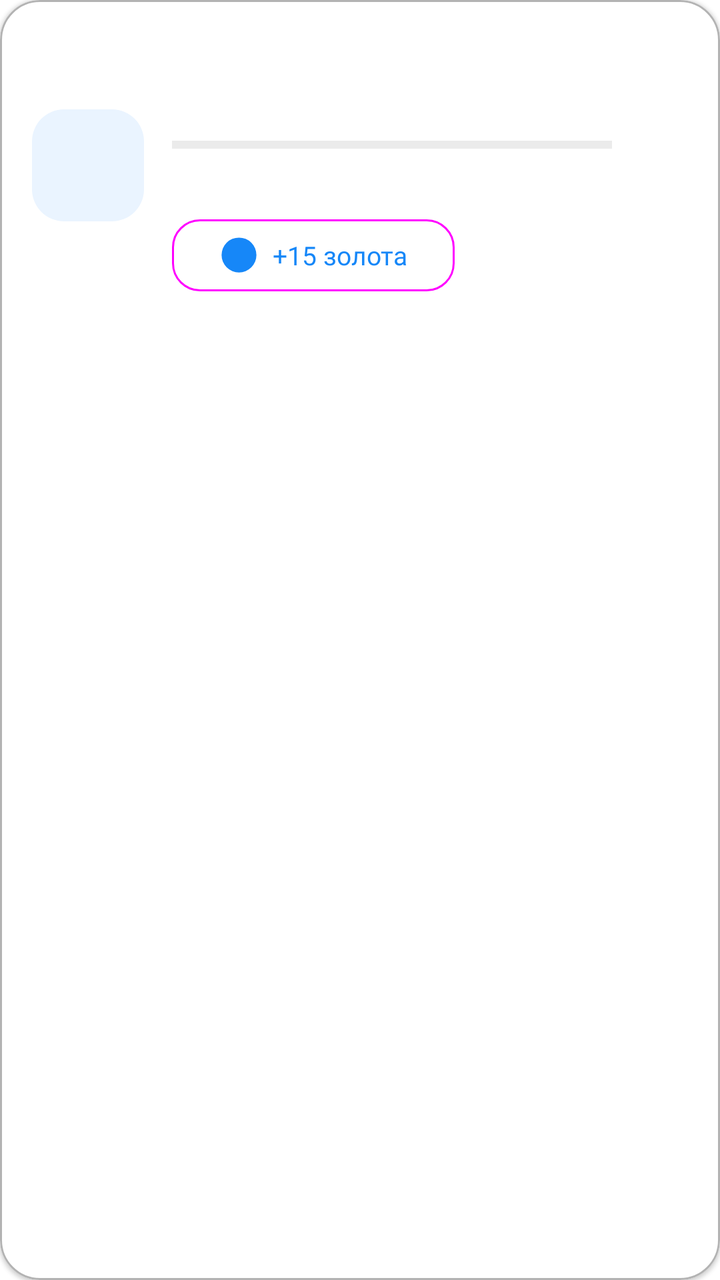
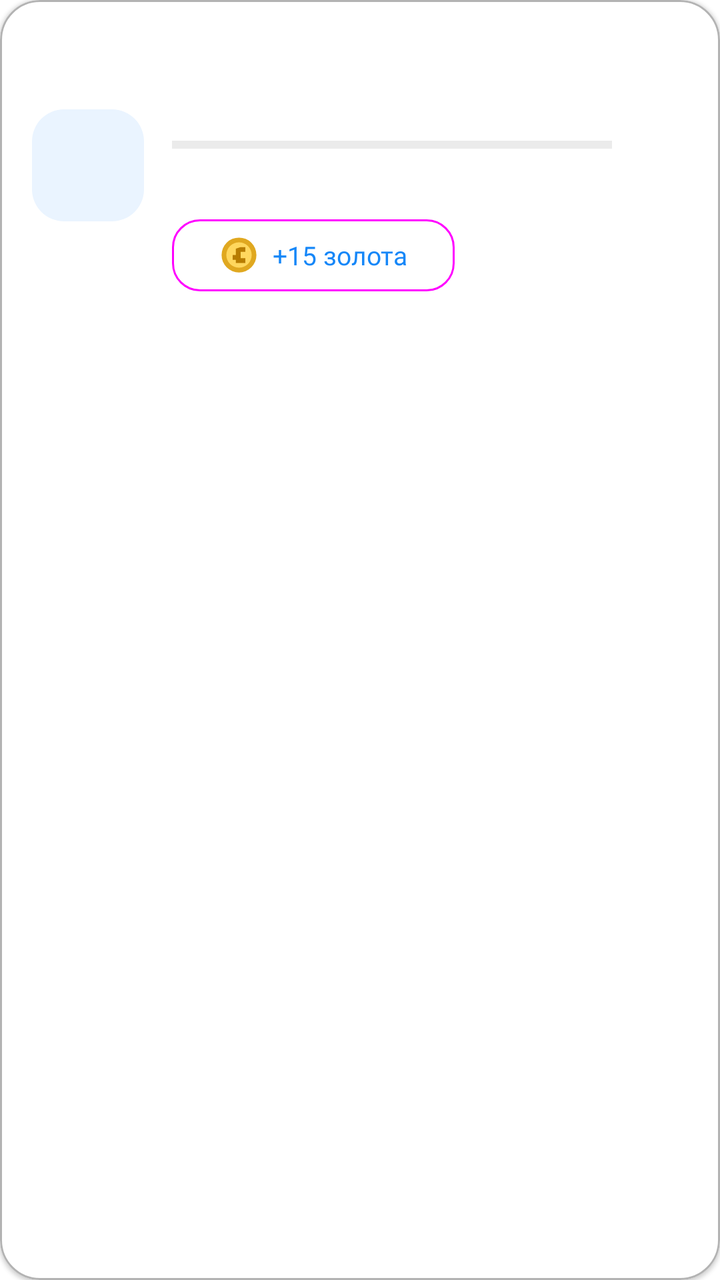

Two renders of the same Android screen: before a commit and after it. Below are the layout's source before the change and the commit's diff.
<!-- AndroidManifest.xml: application theme Theme.Duelingo -->
<!-- res/layout/item_achievement.xml -->
<?xml version="1.0" encoding="utf-8"?>
<com.google.android.material.card.MaterialCardView
    xmlns:android="http://schemas.android.com/apk/res/android"
    xmlns:app="http://schemas.android.com/apk/res-auto"
    android:id="@+id/achievementCard"
    android:layout_width="match_parent"
    android:layout_height="wrap_content"
    android:layout_marginBottom="12dp"
    app:cardBackgroundColor="?attr/cardBackgroundColor"
    app:cardCornerRadius="20dp"
    app:cardElevation="1dp"
    app:strokeColor="?attr/dividerColor"
    app:strokeWidth="1dp">

    <LinearLayout
        android:layout_width="match_parent"
        android:layout_height="wrap_content"
        android:gravity="center_vertical"
        android:minHeight="104dp"
        android:orientation="horizontal"
        android:padding="16dp">

        <FrameLayout
            android:layout_width="56dp"
            android:layout_height="56dp"
            android:layout_marginEnd="14dp"
            android:background="@drawable/bg_achievement_icon">

            <ImageView
                android:id="@+id/achievementIcon"
                android:layout_width="30dp"
                android:layout_height="30dp"
                android:layout_gravity="center"
                android:contentDescription="@null" />
        </FrameLayout>

        <LinearLayout
            android:layout_width="0dp"
            android:layout_height="wrap_content"
            android:layout_weight="1"
            android:orientation="vertical">

            <TextView
                android:id="@+id/achievementTitle"
                android:layout_width="match_parent"
                android:layout_height="wrap_content"
                android:maxLines="2"
                android:textColor="?attr/textColor"
                android:textSize="16sp"
                android:textStyle="bold" />

            <TextView
                android:id="@+id/achievementDescription"
                android:layout_width="match_parent"
                android:layout_height="wrap_content"
                android:layout_marginTop="3dp"
                android:maxLines="3"
                android:textColor="?attr/secondaryTextColor"
                android:textSize="13sp" />

            <ProgressBar
                android:id="@+id/achievementProgressBar"
                style="?android:attr/progressBarStyleHorizontal"
                android:layout_width="match_parent"
                android:layout_height="6dp"
                android:layout_marginTop="11dp"
                android:progressBackgroundTint="?attr/dividerColor"
                android:progressTint="@color/blue_primary" />

            <TextView
                android:id="@+id/achievementProgressText"
                android:layout_width="wrap_content"
                android:layout_height="wrap_content"
                android:layout_marginTop="5dp"
                android:textColor="?attr/secondaryTextColor"
                android:textSize="12sp"
                android:textStyle="bold" />

            <com.google.android.material.button.MaterialButton
                android:id="@+id/achievementRewardButton"
                style="@style/Widget.Material3.Button.OutlinedButton"
                android:layout_width="wrap_content"
                android:layout_height="44dp"
                android:layout_marginTop="9dp"
                android:minWidth="116dp"
                android:text="@string/achievement_reward_preview"
                android:textAllCaps="false"
                android:textSize="13sp"
                app:cornerRadius="14dp"
                app:icon="@drawable/ic_gold_coin"
                app:iconPadding="7dp"
                app:iconSize="19dp" />
        </LinearLayout>

        <ImageView
            android:id="@+id/achievementStatus"
            android:layout_width="26dp"
            android:layout_height="26dp"
            android:layout_marginStart="12dp"
            android:contentDescription="@null" />
    </LinearLayout>
</com.google.android.material.card.MaterialCardView>
<!-- resources referenced by this layout -->
<resources>
  <color name="blue_primary">#1687F8</color>
  <!-- drawable bg_achievement_icon (drawable) -->
  <?xml version="1.0" encoding="utf-8"?>
  <shape xmlns:android="http://schemas.android.com/apk/res/android" android:shape="rectangle">
      <solid android:color="@color/achievement_icon_background" />
      <corners android:radius="16dp" />
  </shape>
  <!-- drawable ic_gold_coin (drawable) -->
  <vector xmlns:android="http://schemas.android.com/apk/res/android" android:width="24dp" android:height="24dp" android:viewportWidth="24" android:viewportHeight="24">
      <path android:fillColor="#E0A820" android:pathData="M12,1 A11,11 0,1 0,12 23 A11,11 0,1 0,12 1"/>
      <path android:fillColor="#FFD75E" android:pathData="M12,4 A8,8 0,1 0,12 20 A8,8 0,1 0,12 4"/>
      <path android:fillColor="#B77C00" android:pathData="M13,7 L16,7 L16,10 L13,10 L13,14 L16,14 L16,17 L10,17 L10,15 L8,15 L8,12 L10,12 L10,8 Z"/>
  </vector>
  <string name="achievement_reward_preview">+15 золота</string>
  <style name="Theme.Duelingo" parent="Theme.MaterialComponents.DayNight.NoActionBar">
                  <item name="colorPrimary">@color/blue_primary</item>
                  <item name="colorPrimaryVariant">@color/blue_primary</item>
                  <item name="colorOnPrimary">@color/white</item>
                  <item name="colorSecondary">@color/blue_primary</item>
                  <item name="colorSecondaryVariant">@color/blue_primary</item>
                  <item name="colorOnSecondary">@color/black</item>
                  <item name="android:statusBarColor">?attr/backgroundColor</item>
                  <item name="android:windowLightStatusBar">?attr/isLightTheme</item>
  
                  
                  <item name="backgroundColor">@color/background_light</item>
                  <item name="textColor">@color/text_color_light</item>
                  <item name="secondaryTextColor">@color/secondary_text_light</item>
                  <item name="cardBackgroundColor">@color/surface_light</item>
                  <item name="colorSurface">@color/surface_light</item>
                  <item name="colorOnSurface">@color/text_color_light</item>
                  <item name="dividerColor">@color/gray_light</item>
                  <item name="materialButtonStyle">@style/DuelRush.MaterialButton</item>
          </style>
  <color name="achievement_icon_background">#EAF4FF</color>
  <color name="white">#FFFFFFFF</color>
  <color name="black">#FF000000</color>
  <color name="background_light">#F5F7FB</color>
  <color name="text_color_light">#18202B</color>
  <color name="secondary_text_light">#647083</color>
  <color name="surface_light">#FFFFFF</color>
  <color name="gray_light">#B3B3B3</color>
  <style name="DuelRush.MaterialButton" parent="Widget.MaterialComponents.Button">
          <item name="android:textSize">16sp</item>
          <item name="android:minHeight">48dp</item>
          <item name="android:textAllCaps">false</item>
          <item name="android:letterSpacing">0</item>
          <item name="android:fontFamily">@font/open_sans_medium</item>
      </style>
</resources>

<!-- the commit's change to res/layout/item_achievement.xml (unified diff, before → after) -->
@@ -89,7 +89,8 @@
                 app:cornerRadius="14dp"
                 app:icon="@drawable/ic_gold_coin"
                 app:iconPadding="7dp"
-                app:iconSize="19dp" />
+                app:iconSize="19dp"
+                app:iconTint="@null" />
         </LinearLayout>
 
         <ImageView
